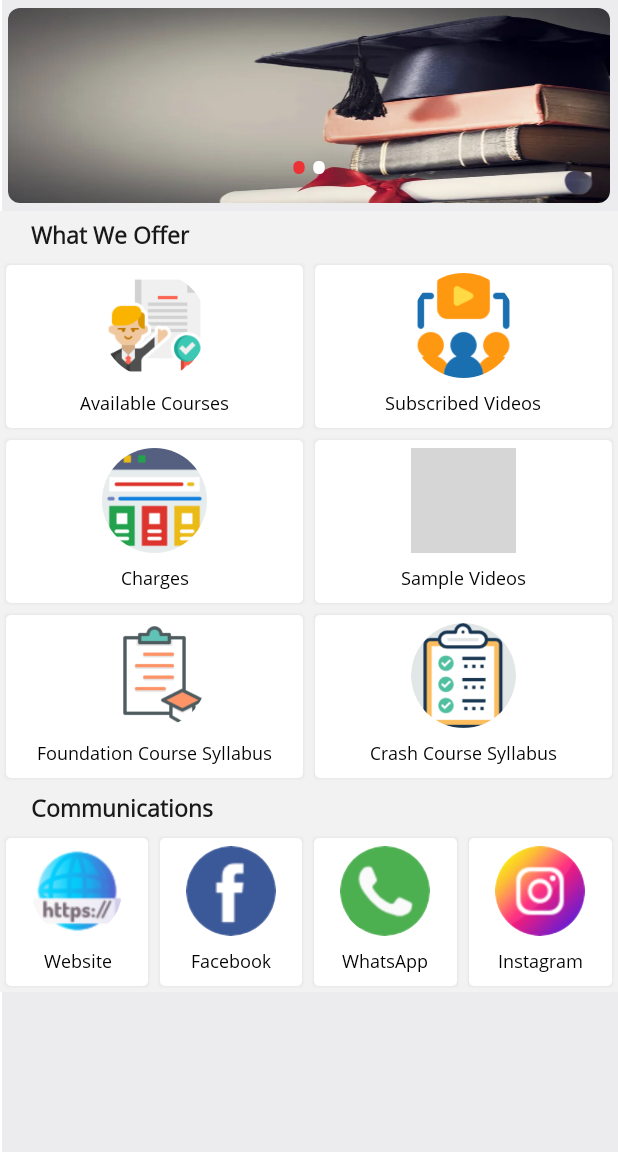
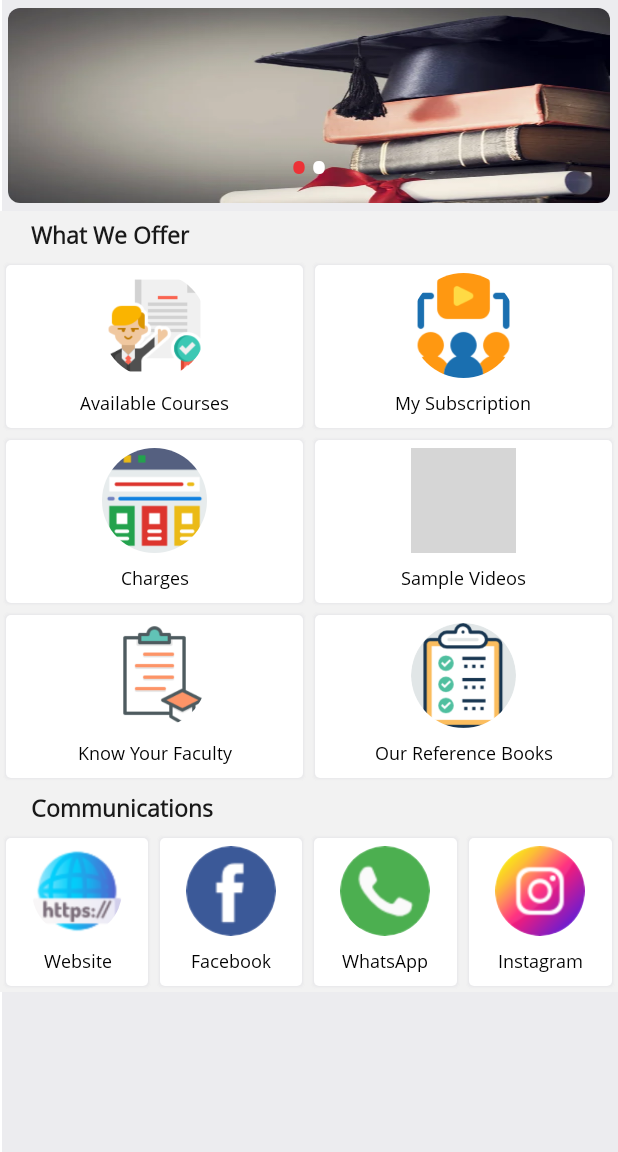
Before and after one commit to UtkarshBhalotia/DaffodilsPsychiatry, an Android app: the HomeFragment screen opened directly, with no data from a screen before it, on a phone screen of 412 x 824 dp, the part 84-1236 px from its top. Run offline under Robolectric (Android 15) with nearby library versions, the phone set to English and light mode, and no system bars; our stand-ins replace CircleImageView, Volley; network calls fail; pictures from the network do not load; grey boxes are pictures that could not be loaded.

Commit message:
1st commit, 24th Jan, 2022

```diff
--- /dev/null
+++ b/app/src/main/java/com/daffodils/psychiatry/fragment/FacultyFragment.java
@@ -0,0 +1,6 @@
+package com.daffodils.psychiatry.fragment;
+
+import androidx.fragment.app.Fragment;
+
+public class FacultyFragment extends Fragment {
+}
--- a/app/src/main/java/com/daffodils/psychiatry/fragment/HomeFragment.java
+++ b/app/src/main/java/com/daffodils/psychiatry/fragment/HomeFragment.java
@@ -52,8 +52,8 @@ public class HomeFragment extends Fragment {
     private Handler handler;
     private Runnable Update;
     private int currentPage = 0;
-    CircleImageView imgSampleVdo, imgSubsVdo, imgPricing, imgCourses, imgWeb, imgInsta, imgFb, imgWhatsapp, imgFCSyllabus, imgCCSyllabus;
-    private LinearLayout llSampleVdo, llSubsVdo, llPricing, llCourses, llWeb, llInsta, llFB, llWhatsapp, llFCSyllabus, llCCSyllabus;
+    CircleImageView imgSampleVdo, imgSubsVdo, imgPricing, imgCourses, imgWeb, imgInsta, imgFb, imgWhatsapp, imgFaculty, imgBooks;
+    private LinearLayout llSampleVdo, llSubsVdo, llPricing, llCourses, llWeb, llInsta, llFB, llWhatsapp, llFaculty, llBooks;
 
     @Override
     public View onCreateView(LayoutInflater inflater, ViewGroup container, Bundle savedInstanceState) {
@@ -71,8 +71,8 @@ public class HomeFragment extends Fragment {
         llCourses = root.findViewById(R.id.llCourses);
         llSampleVdo = root.findViewById(R.id.llSampleVdo);
         llSubsVdo = root.findViewById(R.id.llSubsVdo);
-        llFCSyllabus = root.findViewById(R.id.llFCSyallabus);
-        llCCSyllabus = root.findViewById(R.id.llCCSyllabus);
+        llFaculty = root.findViewById(R.id.llFaculty);
+        llBooks = root.findViewById(R.id.llBooks);
         llWeb = root.findViewById(R.id.llWeb);
         llInsta = root.findViewById(R.id.llInsta);
         llFB = root.findViewById(R.id.llFB);
@@ -82,8 +82,8 @@ public class HomeFragment extends Fragment {
         imgCourses = root.findViewById(R.id.imgCourses);
         imgSampleVdo = root.findViewById(R.id.imgSampleVdo);
         imgSubsVdo = root.findViewById(R.id.imgSubscribeVdo);
-        imgFCSyllabus = root.findViewById(R.id.imgFoundSyllabus);
-        imgCCSyllabus = root.findViewById(R.id.imgCrashSyallabus);
+        imgFaculty = root.findViewById(R.id.imgFaculty);
+        imgBooks = root.findViewById(R.id.imgBooks);
         imgWeb = root.findViewById(R.id.imgWeb);
         imgInsta = root.findViewById(R.id.imgInsta);
         imgFb = root.findViewById(R.id.imgFB);
@@ -93,8 +93,8 @@ public class HomeFragment extends Fragment {
         imgSubsVdo.setDefaultImageResId(R.drawable.subscribe_vdo);
         imgCourses.setDefaultImageResId(R.drawable.courses);
         imgPricing.setDefaultImageResId(R.drawable.pricing);
-        imgFCSyllabus.setDefaultImageResId(R.drawable.syllabus);
-        imgCCSyllabus.setDefaultImageResId(R.drawable.checklist);
+        imgFaculty.setDefaultImageResId(R.drawable.syllabus);
+        imgBooks.setDefaultImageResId(R.drawable.checklist);
         imgWeb.setDefaultImageResId(R.drawable.weblink);
         imgInsta.setDefaultImageResId(R.drawable.instagram1);
         imgFb.setDefaultImageResId(R.drawable.facebook);
@@ -188,7 +188,7 @@ public class HomeFragment extends Fragment {
             }
         });
 
-        llFCSyllabus.setOnClickListener(new View.OnClickListener() {
+        llFaculty.setOnClickListener(new View.OnClickListener() {
             @Override
             public void onClick(View view) {
 
@@ -198,7 +198,7 @@ public class HomeFragment extends Fragment {
             }
         });
 
-        llCCSyllabus.setOnClickListener(new View.OnClickListener() {
+        llBooks.setOnClickListener(new View.OnClickListener() {
             @Override
             public void onClick(View view) {
 
--- /dev/null
+++ b/app/src/main/java/com/daffodils/psychiatry/fragment/ReferenceBooksFragment.java
@@ -0,0 +1,7 @@
+package com.daffodils.psychiatry.fragment;
+
+import androidx.fragment.app.Fragment;
+
+public class ReferenceBooksFragment extends Fragment {
+
+}
--- a/app/src/main/java/com/daffodils/psychiatry/helper/GlobalConst.java
+++ b/app/src/main/java/com/daffodils/psychiatry/helper/GlobalConst.java
@@ -25,6 +25,7 @@ public class GlobalConst extends Application {
     public static String SC_APP_COMPATIBILITY_VERSION = "9";
     public static String SC_UPDATE_USER_PROFILE = "10";
     public static String SC_HELP_AND_SUPPORT = "11";
+    public static String SC_SUBSCRIBE_MODULES = "12";
 
     public static String Username = "", Name = "", Mobile = "", Address = "", ModuleID = "", User_id = "", Password = "";
     public static String Result = "", Description="", GetPassword ="", AppVersion = "";
--- a/app/src/main/res/layout/home_fragment.xml
+++ b/app/src/main/res/layout/home_fragment.xml
@@ -305,7 +305,7 @@
                         android:layout_weight="1">
 
                         <LinearLayout
-                            android:id="@+id/llFCSyallabus"
+                            android:id="@+id/llFaculty"
                             android:layout_width="0dp"
                             android:layout_height="match_parent"
                             android:layout_margin="2dp"
@@ -321,7 +321,7 @@
                                 android:gravity="center">
 
                                 <com.daffodils.psychiatry.ui.CircleImageView
-                                    android:id="@+id/imgFoundSyllabus"
+                                    android:id="@+id/imgFaculty"
                                     android:layout_width="70dp"
                                     android:layout_height="70dp"
                                     android:layout_centerHorizontal="true"
@@ -340,12 +340,12 @@
                                 android:maxLines="2"
                                 android:minLines="2"
                                 android:textColor="@color/black"
-                                android:text="@string/title_foundation_syllabus"
+                                android:text="@string/title_faculty"
                                 android:textSize="@dimen/small_size" />
                         </LinearLayout>
 
                         <LinearLayout
-                            android:id="@+id/llCCSyllabus"
+                            android:id="@+id/llBooks"
                             android:layout_width="0dp"
                             android:layout_height="match_parent"
                             android:layout_margin="2dp"
@@ -361,7 +361,7 @@
                                 android:gravity="center">
 
                                 <com.daffodils.psychiatry.ui.CircleImageView
-                                    android:id="@+id/imgCrashSyallabus"
+                                    android:id="@+id/imgBooks"
                                     android:layout_width="70dp"
                                     android:layout_height="70dp"
                                     android:layout_centerHorizontal="true"
@@ -380,7 +380,7 @@
                                 android:maxLines="2"
                                 android:minLines="2"
                                 android:textColor="@color/black"
-                                android:text = "@string/title_crash_syllabus"
+                                android:text = "@string/title_books"
                                 android:textSize="@dimen/small_size" />
                         </LinearLayout>
 
--- a/app/src/main/res/values/strings.xml
+++ b/app/src/main/res/values/strings.xml
@@ -6,11 +6,11 @@
     <string name="title_about">About Us</string>
     <string name="title_help">Help &amp; Support</string>
     <string name="title_sample_vdo">Sample Videos</string>
-    <string name="title_subs_vdo">Subscribed Videos</string>
+    <string name="title_subs_vdo">My Subscription</string>
     <string name="title_pricing">Charges</string>
     <string name ="title_courses"> Available Courses </string>
-    <string name ="title_foundation_syllabus"> Foundation Course Syllabus </string>
-    <string name ="title_crash_syllabus"> Crash Course Syllabus </string>
+    <string name ="title_faculty">Know Your Faculty</string>
+    <string name ="title_books">Our Reference Books </string>
     <string name="title_discount">Ongoing Discounts</string>
     <string name="title_foundation">Foundation Course 2021</string>
     <string name="title_crash">Crash Course 2022</string>
@@ -66,7 +66,8 @@
     <string name="please_type_verification_code_sent_to">Please Enter OTP sent via SMS on</string>
 
     <!--Pricing Plans -->
-    <string name="full_found_course">AVAIL FULL FOUNDATION COURSE 2021</string>
+    <string name="full_found_course">FULL FOUNDATION COURSE 2021</string>
+    <string name="crash_course">Crash Course 2022</string>
     <string name="mod_1">MOD:1 CHILD PSYCHIATRY</string>
     <string name="mod_2">MOD:2 ADULT PSYCHIATRY (PART-1)</string>
     <string name="mod_3">MOD:3 ADULT PSYCHIATRY (PART-2)</string>
```
